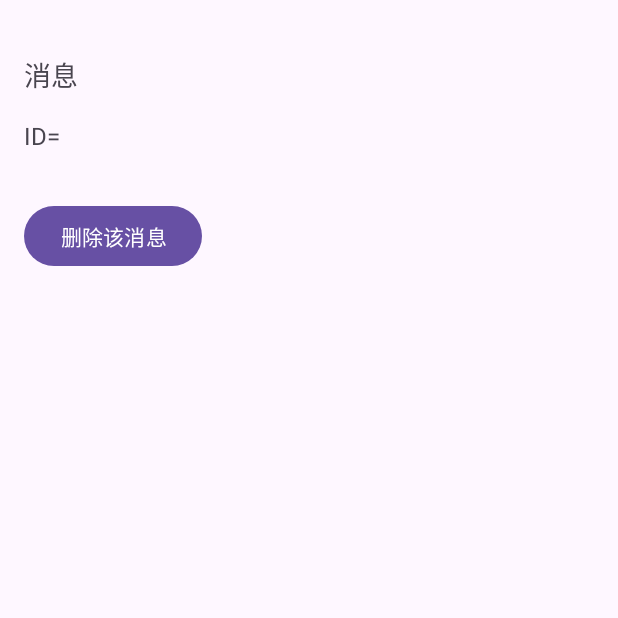
After one commit to burgerman/MyAndroidApplication, an Android app: the MessageDetails screen opened directly, with no data from a screen before it, on a phone screen of 412 x 824 dp, the top half of it. The commit adds this screen. Run offline under Robolectric (Android 15) with nearby library versions, the phone set to English and light mode, and no system bars.

Commit message:
assign 3 part 3

```diff
--- /dev/null
+++ b/app/src/main/java/com/example/myapplication/MessageDetails.java
@@ -0,0 +1,24 @@
+package com.example.myapplication;
+
+import android.os.Bundle;
+
+import androidx.appcompat.app.AppCompatActivity;
+import androidx.fragment.app.FragmentTransaction;
+
+public class MessageDetails extends AppCompatActivity {
+
+    @Override
+    protected void onCreate(Bundle savedInstanceState) {
+        super.onCreate(savedInstanceState);
+        setContentView(R.layout.activity_message_details);
+
+        if (savedInstanceState == null) {
+            MessageFragment messageFragment = new MessageFragment();
+            Bundle bundle = getIntent().getExtras();
+            messageFragment.setArguments(bundle);
+            FragmentTransaction transaction = getSupportFragmentManager().beginTransaction();
+            transaction.add(R.id.message_details_frame_layout, messageFragment);
+            transaction.commit();
+        }
+    }
+}
--- /dev/null
+++ b/app/src/main/java/com/example/myapplication/MessageFragment.java
@@ -0,0 +1,48 @@
+package com.example.myapplication;
+
+import android.content.Intent;
+import android.os.Bundle;
+import android.view.LayoutInflater;
+import android.view.View;
+import android.view.ViewGroup;
+import android.widget.Button;
+import android.widget.TextView;
+
+import androidx.annotation.NonNull;
+import androidx.annotation.Nullable;
+import androidx.appcompat.app.AppCompatActivity;
+import androidx.fragment.app.Fragment;
+
+public class MessageFragment extends Fragment {
+
+    private Button delButton;
+    private TextView msgView;
+    private TextView idView;
+
+    private String message;
+    private long id;
+
+    @Nullable
+    @Override
+    public View onCreateView(@NonNull LayoutInflater inflater, @Nullable ViewGroup container, @Nullable Bundle savedInstanceState) {
+        View view = inflater.inflate(R.layout.activity_message_details_fragment, container, false);
+        if (getArguments() != null) {
+            message = getArguments().getString("message");
+            id = getArguments().getLong("id");
+        }
+        delButton = view.findViewById(R.id.delete_button);
+        msgView = view.findViewById(R.id.message_text_view);
+        idView = view.findViewById(R.id.id_text_view);
+        if(message!=null) {
+            msgView.setText(message);
+            idView.setText(String.valueOf(id));
+        }
+        delButton.setOnClickListener(v -> {
+            Intent resultIntent = new Intent();
+            resultIntent.putExtra("id", id);
+            getActivity().setResult(AppCompatActivity.RESULT_OK, resultIntent);
+            getActivity().finish();
+        });
+        return view;
+    }
+}
--- /dev/null
+++ b/app/src/main/res/layout/activity_message_details.xml
@@ -0,0 +1,6 @@
+<?xml version="1.0" encoding="utf-8"?>
+<FrameLayout xmlns:android="http://schemas.android.com/apk/res/android"
+    android:layout_width="match_parent"
+    android:layout_height="match_parent"
+    android:id="@+id/message_details_frame_layout">
+</FrameLayout>
--- /dev/null
+++ b/app/src/main/res/layout/activity_message_details_fragment.xml
@@ -0,0 +1,34 @@
+<?xml version="1.0" encoding="utf-8"?>
+<!-- res/layout/fragment_message_details.xml -->
+<LinearLayout xmlns:android="http://schemas.android.com/apk/res/android"
+    android:layout_width="match_parent"
+    android:layout_height="match_parent"
+    android:orientation="vertical"
+    android:padding="16dp">
+
+    <TextView
+        android:id="@+id/message_text_view"
+        android:layout_width="match_parent"
+        android:layout_height="wrap_content"
+        android:text="@string/messagehere"
+        android:textSize="18sp"
+        android:layout_marginTop="20dp"
+        android:layout_marginBottom="16dp"/>
+
+    <TextView
+        android:id="@+id/id_text_view"
+        android:layout_width="match_parent"
+        android:layout_height="wrap_content"
+        android:text="ID="
+        android:textSize="16sp"
+        android:layout_marginBottom="32dp"/>
+
+    <Button
+        android:id="@+id/delete_button"
+        android:layout_width="wrap_content"
+        android:layout_height="wrap_content"
+        android:text="@string/delete_this_message"
+        android:layout_alignParentBottom="true"
+        android:layout_alignParentStart="true"
+        />
+</LinearLayout>
--- a/app/src/main/res/values/strings.xml
+++ b/app/src/main/res/values/strings.xml
@@ -30,4 +30,6 @@
     <string name="current_temp">当前温度: </string>
     <string name="min_temp">最低温度: </string>
     <string name="max_temp">最高温度: </string>
+    <string name="messagehere">消息</string>
+    <string name="delete_this_message">删除该消息</string>
 </resources>
```
Also changed, not shown: app/src/main/AndroidManifest.xml (+11 -6 lines), app/src/main/java/com/example/myapplication/ChatWindow.java (+71 -13 lines), app/src/main/res/layout-sw600dp/activity_chat_window.xml (added, +47 -0 lines), 2 other files.
